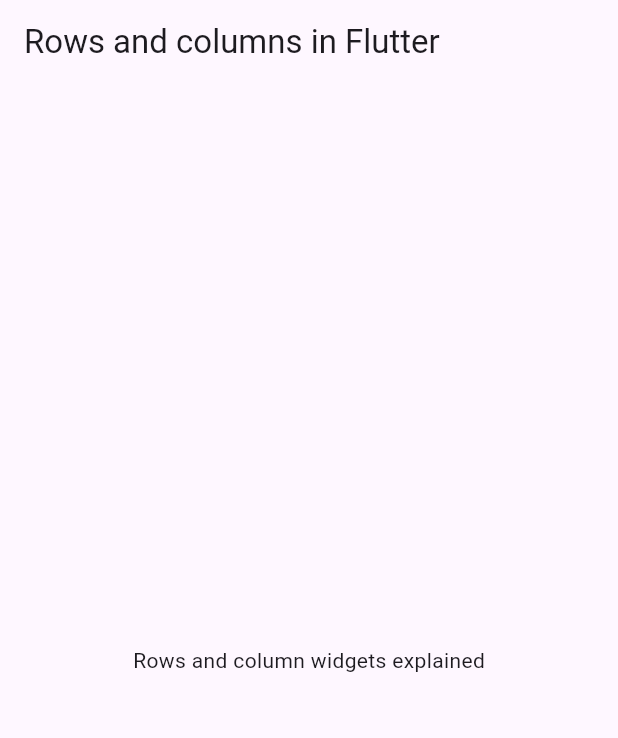
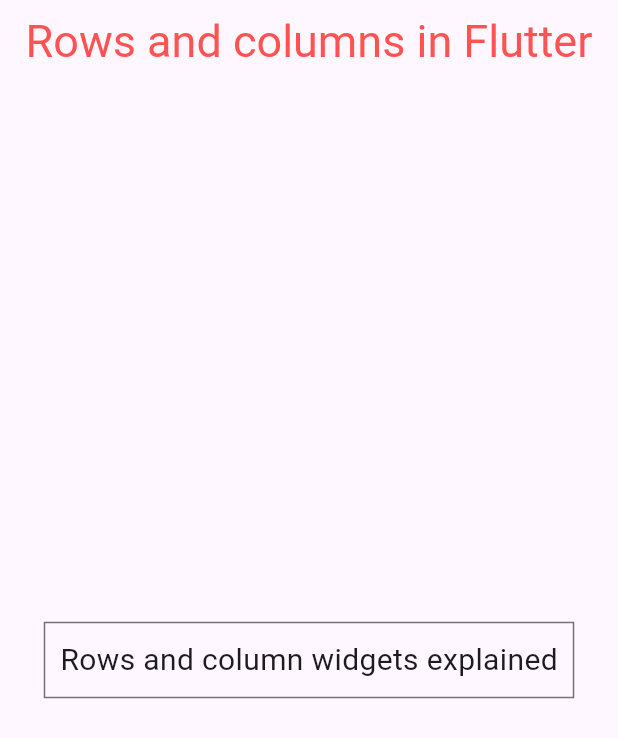
Before and after one commit to Majok-Bol/row_and_column, a Flutter app: the screen it shows after launch, on a phone screen of 412 x 824 dp. Shown: the top 738 px of the screen. Run offline on Flutter 3.47's test engine with Material 3 defaults, Android fonts, the phone set to English and light mode, and no system bars.

Commit message:
added border to text

```diff
--- a/lib/main.dart
+++ b/lib/main.dart
@@ -9,8 +9,26 @@ class MyApp extends StatelessWidget {
   Widget build(BuildContext context) {
     return MaterialApp(
       home: Scaffold(
-        appBar: AppBar(title: Text('Rows and columns in Flutter')),
-        body: Center(child: Text('Rows and column widgets explained')),
+        appBar: AppBar(
+          title: Text(
+            'Rows and columns in Flutter',
+            style: TextStyle(fontSize: 30, color: Colors.redAccent),
+          ),
+          centerTitle: true,
+        ),
+        body: Center(
+          child: Container(
+            margin: EdgeInsets.all(10),
+            padding: EdgeInsets.all(10),
+            decoration: BoxDecoration(
+              border: Border.all(color: Colors.black54),
+            ),
+            child: Text(
+              'Rows and column widgets explained',
+              style: TextStyle(fontSize: 20),
+            ),
+          ),
+        ),
       ),
     );
   }
```
